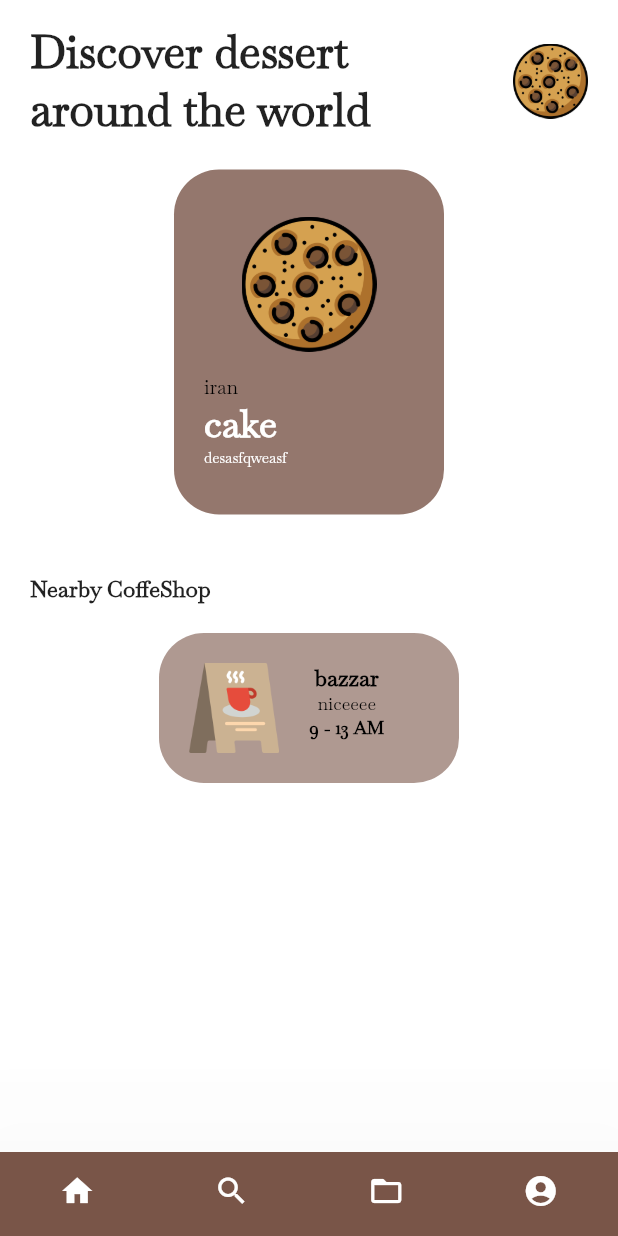
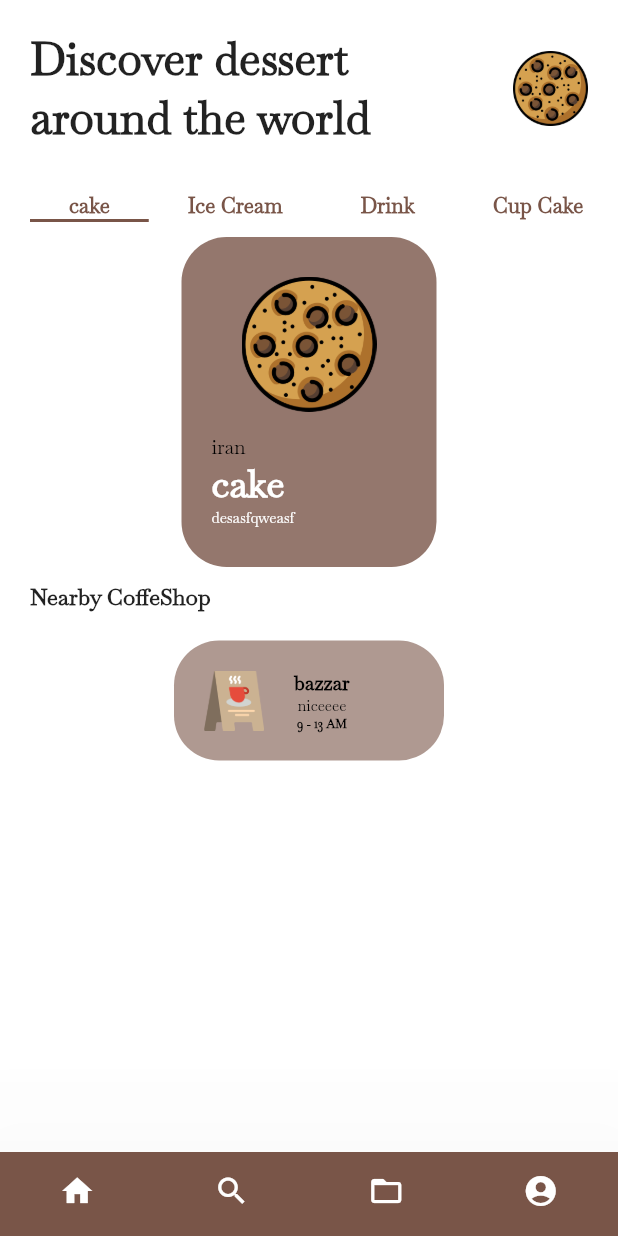
Before and after one commit to mahmoud-eslami/dessert_time, a Flutter app: the screen it shows after launch, on a phone screen of 412 x 824 dp. Run offline on Flutter 3.47's test engine with Material 2 defaults, Android fonts, the phone set to English and light mode, and no system bars; our stand-ins replace bloc, equatable, flutter_bloc.

Commit message:
add tabBar and set fake title

```diff
--- a/lib/main.dart
+++ b/lib/main.dart
@@ -1,7 +1,6 @@
 import 'package:dessert_time/bloc/dessert_bloc.dart';
 import 'package:dessert_time/bloc/dessert_event.dart';
 import 'package:dessert_time/pages/home.dart';
-import 'package:dessert_time/pages/splash.dart';
 import 'package:flutter/material.dart';
 import 'package:flutter_bloc/flutter_bloc.dart';
 
@@ -17,7 +16,7 @@ class MyApp extends StatelessWidget {
         debugShowCheckedModeBanner: false,
         title: 'Flutter Demo',
         theme: ThemeData(
-          primarySwatch: Colors.blue,
+          primarySwatch: Colors.brown,
           fontFamily: 'Baskervville',
         ),
         home: Home(),
--- a/lib/pages/home.dart
+++ b/lib/pages/home.dart
@@ -22,12 +22,9 @@ class _HomeState extends State<Home> {
           bottomNavigationBar: CustomBottomNavigation(),
           body: SingleChildScrollView(
             child: Container(
-              padding: EdgeInsets.symmetric(horizontal: 20),
+              padding: EdgeInsets.all(20),
               child: Column(
                 children: <Widget>[
-                  SizedBox(
-                    height: 15,
-                  ),
                   Row(
                     mainAxisAlignment: MainAxisAlignment.spaceBetween,
                     children: <Widget>[
@@ -44,8 +41,9 @@ class _HomeState extends State<Home> {
                       ),
                     ],
                   ),
+                  CustomTabBar(),
                   SizedBox(
-                    height: 20,
+                    height: 10,
                   ),
                   DessertItem(
                     image: 'assets/images/cookie.png',
@@ -54,7 +52,7 @@ class _HomeState extends State<Home> {
                     description: 'desasfqweasf',
                   ),
                   SizedBox(
-                    height: 40,
+                    height: 10,
                   ),
                   Align(
                     alignment: Alignment.centerLeft,
@@ -85,6 +83,68 @@ class _HomeState extends State<Home> {
   }
 }
 
+class CustomTabBar extends StatelessWidget {
+  @override
+  Widget build(BuildContext context) {
+    return Container(
+      constraints: BoxConstraints.expand(height: 50),
+      child: DefaultTabController(
+        length: 4,
+        child: Scaffold(
+          backgroundColor: Colors.transparent,
+          appBar: AppBar(
+            elevation: 0,
+            backgroundColor: Colors.transparent,
+            bottom: PreferredSize(
+              preferredSize: Size.fromHeight(10),
+              child: SafeArea(
+                child: TabBar(
+                  indicatorColor: Colors.brown,
+                  isScrollable: true,
+                  tabs: <Widget>[
+                    Container(
+                      padding: EdgeInsets.symmetric(horizontal: 10),
+                      child: Text(
+                        'cake',
+                        style: TextStyle(
+                            color: Colors.brown, fontWeight: FontWeight.bold),
+                      ),
+                    ),
+                    Container(
+                      padding: EdgeInsets.symmetric(horizontal: 10),
+                      child: Text(
+                        'Ice Cream',
+                        style: TextStyle(
+                            color: Colors.brown, fontWeight: FontWeight.bold),
+                      ),
+                    ),
+                    Container(
+                      padding: EdgeInsets.symmetric(horizontal: 10),
+                      child: Text(
+                        'Drink',
+                        style: TextStyle(
+                            color: Colors.brown, fontWeight: FontWeight.bold),
+                      ),
+                    ),
+                    Container(
+                      padding: EdgeInsets.symmetric(horizontal: 10),
+                      child: Text(
+                        'Cup Cake',
+                        style: TextStyle(
+                            color: Colors.brown, fontWeight: FontWeight.bold),
+                      ),
+                    ),
+                  ],
+                ),
+              ),
+            ),
+          ),
+        ),
+      ),
+    );
+  }
+}
+
 class ShopItem extends StatelessWidget {
   final String image;
   final String shopName;
@@ -98,8 +158,8 @@ class ShopItem extends StatelessWidget {
   @override
   Widget build(BuildContext context) {
     return Container(
-      height: 100,
-      width: 200,
+      height: 80,
+      width: 180,
       decoration: BoxDecoration(
         color: Colors.brown.withOpacity(.6),
         borderRadius: BorderRadius.circular(30),
@@ -110,7 +170,7 @@ class ShopItem extends StatelessWidget {
           children: <Widget>[
             Image.asset(
               image,
-              height: 70,
+              height: 50,
             ),
             SizedBox(
               width: 20,
@@ -121,21 +181,21 @@ class ShopItem extends StatelessWidget {
                   shopName,
                   style: TextStyle(
                       color: Colors.black,
-                      fontSize: 15,
+                      fontSize: 13,
                       fontWeight: FontWeight.bold),
                 ),
                 Text(
                   description,
                   style: TextStyle(
                       color: Colors.black,
-                      fontSize: 12,
+                      fontSize: 10,
                       fontWeight: FontWeight.w300),
                 ),
                 Text(
                   openTime,
                   style: TextStyle(
                       color: Colors.black,
-                      fontSize: 12,
+                      fontSize: 8,
                       fontWeight: FontWeight.w900),
                 ),
               ],
@@ -160,8 +220,8 @@ class DessertItem extends StatelessWidget {
   @override
   Widget build(BuildContext context) {
     return Container(
-      height: 230,
-      width: 180,
+      height: 220,
+      width: 170,
       decoration: BoxDecoration(
         color: Colors.brown.withOpacity(.8),
         borderRadius: BorderRadius.circular(30),
```
